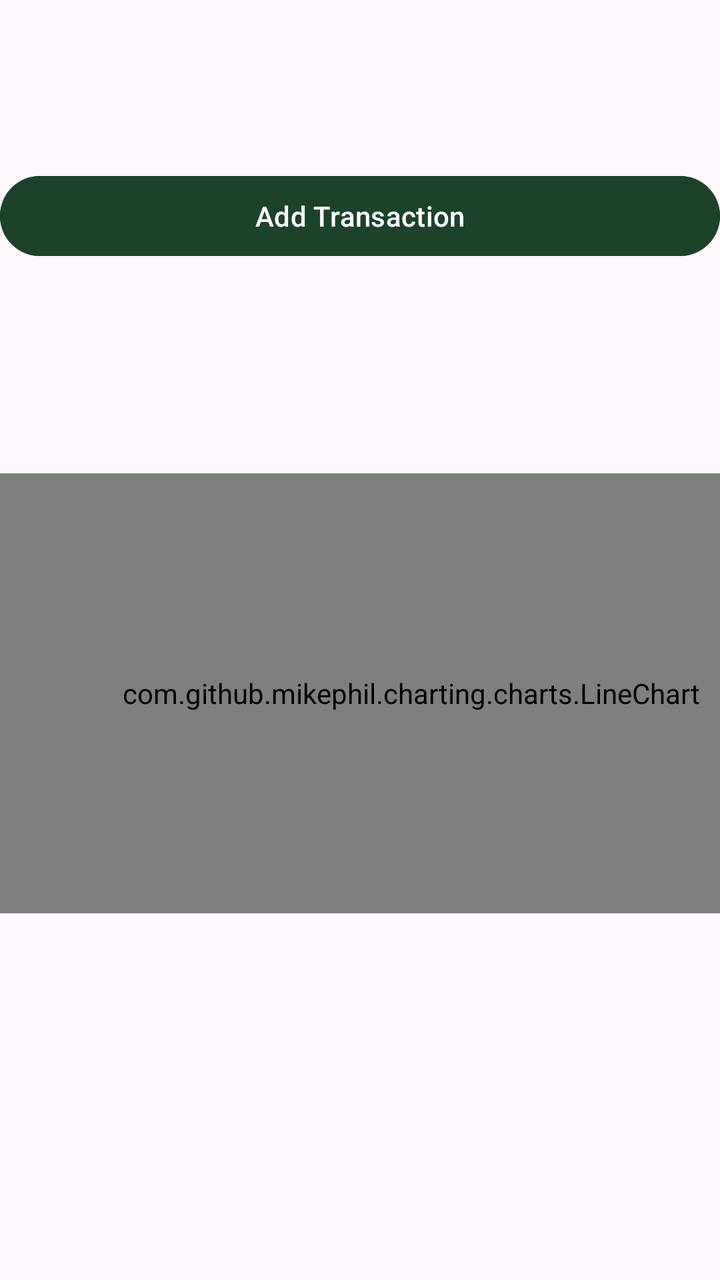
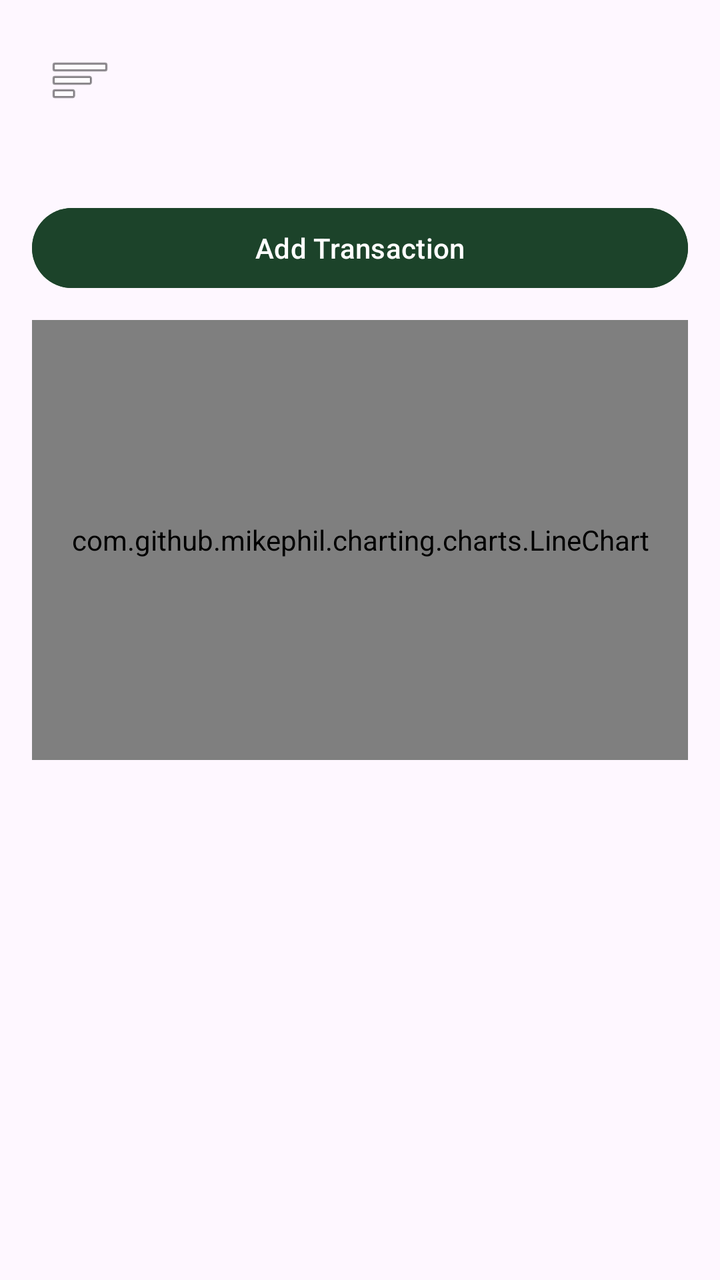

Compare the two renders of this Android layout. The source of the first and the diff that turns it into the second are given below.
<!-- AndroidManifest.xml: application theme Theme.MyApplication -->
<!-- res/layout/activity_transaction.xml -->
<?xml version="1.0" encoding="utf-8"?>
<androidx.constraintlayout.widget.ConstraintLayout xmlns:android="http://schemas.android.com/apk/res/android"
    xmlns:app="http://schemas.android.com/apk/res-auto"
    xmlns:tools="http://schemas.android.com/tools"
    android:layout_width="match_parent"
    android:layout_height="match_parent">


    <Button
        android:id="@+id/btnAddTxn2"
        android:layout_width="0dp"
        android:layout_height="wrap_content"
        android:layout_marginTop="84dp"
        android:backgroundTint="#1C432A"
        android:text="Add Transaction"
        app:layout_constraintEnd_toEndOf="parent"
        app:layout_constraintHorizontal_bias="0.0"
        app:layout_constraintStart_toStartOf="parent"
        app:layout_constraintTop_toTopOf="parent" />

    <com.github.mikephil.charting.charts.LineChart
        android:id="@+id/chartMonthlyNet"
        android:layout_width="411dp"
        android:layout_height="220dp"
        app:layout_constraintBottom_toBottomOf="parent"
        app:layout_constraintTop_toBottomOf="@+id/btnAddTxn2"
        app:layout_constraintVertical_bias="0.364"
        tools:layout_editor_absoluteX="0dp"
        tools:ignore="MissingConstraints" />

    <androidx.recyclerview.widget.RecyclerView
        android:id="@+id/rvRecent"
        android:layout_width="0dp"
        android:layout_height="0dp"
        android:layout_marginTop="12dp"
        app:layout_constraintTop_toBottomOf="@id/chartCategoryPie"
        app:layout_constraintStart_toStartOf="parent"
        app:layout_constraintEnd_toEndOf="parent"
        app:layout_constraintBottom_toBottomOf="parent"
        tools:ignore="NotSibling" />


</androidx.constraintlayout.widget.ConstraintLayout>
<!-- resources referenced by this layout -->
<resources>
  <style name="Theme.MyApplication" parent="Base.Theme.MyApplication" />
  <style name="Base.Theme.MyApplication" parent="Theme.Material3.DayNight.NoActionBar">
          
          
      </style>
</resources>

<!-- the commit's change to res/layout/activity_transaction.xml (unified diff, before → after) -->
@@ -1,43 +1,91 @@
 <?xml version="1.0" encoding="utf-8"?>
-<androidx.constraintlayout.widget.ConstraintLayout xmlns:android="http://schemas.android.com/apk/res/android"
+<androidx.drawerlayout.widget.DrawerLayout
+    xmlns:android="http://schemas.android.com/apk/res/android"
     xmlns:app="http://schemas.android.com/apk/res-auto"
-    xmlns:tools="http://schemas.android.com/tools"
+    android:id="@+id/drawer_layout"
     android:layout_width="match_parent"
     android:layout_height="match_parent">
 
+    
+    <FrameLayout
+        android:layout_width="match_parent"
+        android:layout_height="match_parent">
 
-    <Button
-        android:id="@+id/btnAddTxn2"
-        android:layout_width="0dp"
-        android:layout_height="wrap_content"
-        android:layout_marginTop="84dp"
-        android:backgroundTint="#1C432A"
-        android:text="Add Transaction"
-        app:layout_constraintEnd_toEndOf="parent"
-        app:layout_constraintHorizontal_bias="0.0"
-        app:layout_constraintStart_toStartOf="parent"
-        app:layout_constraintTop_toTopOf="parent" />
+        <androidx.constraintlayout.widget.ConstraintLayout
+            android:layout_width="match_parent"
+            android:layout_height="match_parent"
+            android:padding="16dp">
 
-    <com.github.mikephil.charting.charts.LineChart
-        android:id="@+id/chartMonthlyNet"
-        android:layout_width="411dp"
-        android:layout_height="220dp"
-        app:layout_constraintBottom_toBottomOf="parent"
-        app:layout_constraintTop_toBottomOf="@+id/btnAddTxn2"
-        app:layout_constraintVertical_bias="0.364"
-        tools:layout_editor_absoluteX="0dp"
-        tools:ignore="MissingConstraints" />
+            <Button
+                android:id="@+id/btnAddTxn2"
+                android:layout_width="0dp"
+                android:layout_height="wrap_content"
+                android:layout_marginTop="84dp"
+                android:backgroundTint="#1C432A"
+                android:text="Add Transaction"
+                android:textColor="@android:color/white"
+                app:layout_constraintStart_toStartOf="parent"
+                app:layout_constraintEnd_toEndOf="parent"
+                app:layout_constraintTop_toTopOf="parent"/>
 
-    <androidx.recyclerview.widget.RecyclerView
-        android:id="@+id/rvRecent"
-        android:layout_width="0dp"
-        android:layout_height="0dp"
-        android:layout_marginTop="12dp"
-        app:layout_constraintTop_toBottomOf="@id/chartCategoryPie"
-        app:layout_constraintStart_toStartOf="parent"
-        app:layout_constraintEnd_toEndOf="parent"
-        app:layout_constraintBottom_toBottomOf="parent"
-        tools:ignore="NotSibling" />
+            <com.github.mikephil.charting.charts.LineChart
+                android:id="@+id/chartMonthlyNet"
+                android:layout_width="0dp"
+                android:layout_height="220dp"
+                android:layout_marginTop="12dp"
+                app:layout_constraintTop_toBottomOf="@id/btnAddTxn2"
+                app:layout_constraintStart_toStartOf="parent"
+                app:layout_constraintEnd_toEndOf="parent"/>
 
+            <androidx.recyclerview.widget.RecyclerView
+                android:id="@+id/rvRecent"
+                android:layout_width="0dp"
+                android:layout_height="0dp"
+                android:layout_marginTop="12dp"
+                app:layout_constraintTop_toBottomOf="@id/chartMonthlyNet"
+                app:layout_constraintStart_toStartOf="parent"
+                app:layout_constraintEnd_toEndOf="parent"
+                app:layout_constraintBottom_toBottomOf="parent"/>
 
-</androidx.constraintlayout.widget.ConstraintLayout>
+        </androidx.constraintlayout.widget.ConstraintLayout>
+
+        
+        <ImageButton
+            android:id="@+id/btnHamburger"
+            android:layout_width="48dp"
+            android:layout_height="48dp"
+            android:layout_gravity="top|start"
+            android:layout_margin="16dp"
+            android:background="@android:color/transparent"
+            android:src="@android:drawable/ic_menu_sort_by_size"
+            android:contentDescription="Menu"/>
+
+    </FrameLayout>
+
+    
+    <com.google.android.material.navigation.NavigationView
+        android:id="@+id/nav_view"
+        android:layout_width="wrap_content"
+        android:layout_height="match_parent"
+        android:layout_gravity="start"
+        android:background="@android:color/white"
+        app:menu="@menu/drawer_menu"
+        app:headerLayout="@layout/nav_header"/>
+</androidx.drawerlayout.widget.DrawerLayout>
+<!-- res/layout/nav_header.xml (included above) -->
+<LinearLayout xmlns:android="http://schemas.android.com/apk/res/android"
+    android:layout_width="match_parent"
+    android:layout_height="160dp"
+    android:background="#1C432A"
+    android:gravity="bottom"
+    android:orientation="vertical"
+    android:padding="16dp">
+
+    <TextView
+        android:layout_width="match_parent"
+        android:layout_height="160dp"
+        android:text="Finance App"
+        android:textColor="@color/white"
+        android:textSize="18sp"
+        android:textStyle="bold" />
+</LinearLayout>
<!-- resource entries referenced after the edit -->
@@ -1,5 +1,6 @@
 <!-- resources referenced by this layout -->
 <resources>
+  <color name="white">#FFFFFFFF</color>
   <style name="Theme.MyApplication" parent="Base.Theme.MyApplication" />
   <style name="Base.Theme.MyApplication" parent="Theme.Material3.DayNight.NoActionBar">
           
